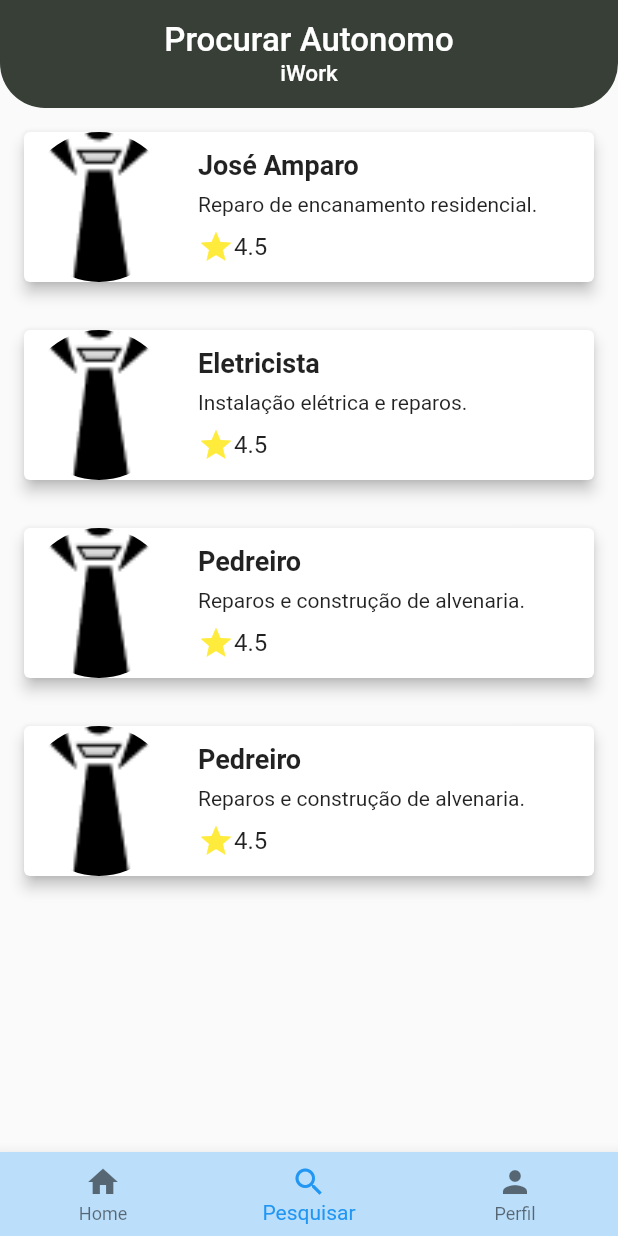
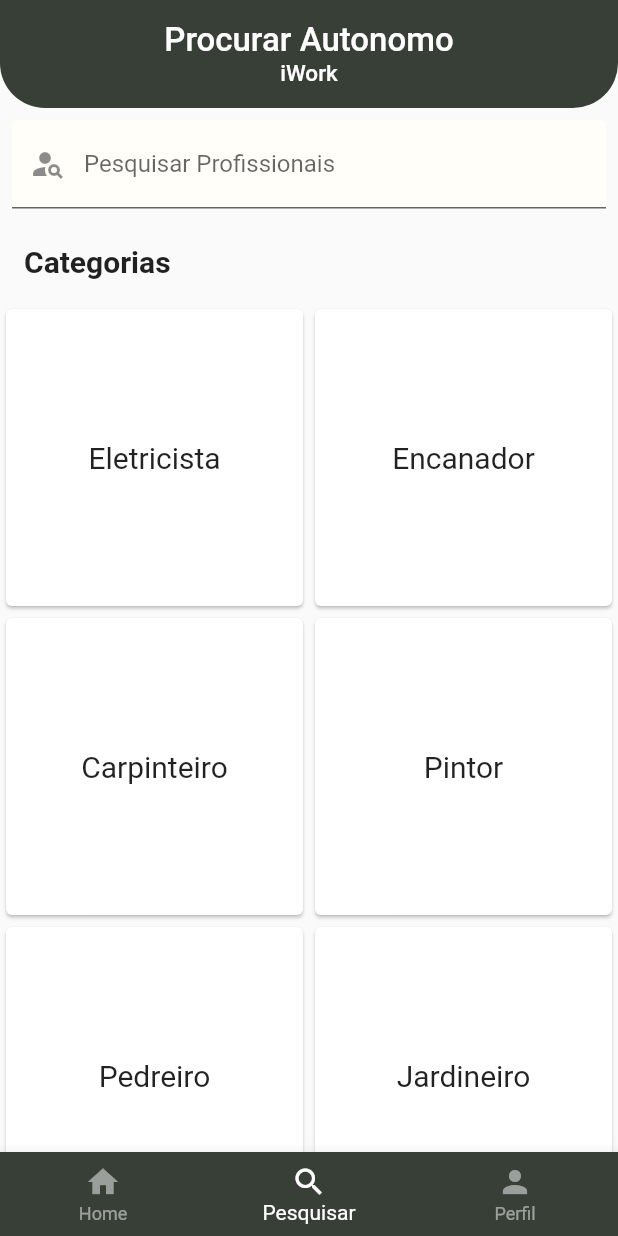
Before and after one commit to GuilhermeFD19/TCC-iWork, a Flutter app: the screen it shows once a user with an empty profile is signed in, item 2 of the bottom bar chosen, on a phone screen of 412 x 824 dp. Run offline on Flutter 3.47's test engine with Material 2 defaults, Android fonts, the phone set to English and light mode, and no system bars; our stand-ins replace firebase_auth, firebase_core; accounts and stored records are empty; generated files the repository leaves out were written again.

Commit message:
Alterações tela search

```diff
--- a/lib/screens/home/base_view.dart
+++ b/lib/screens/home/base_view.dart
@@ -36,7 +36,7 @@ class _BaseViewState extends State<BaseView> {
               Navigator.pushReplacement(
                   context,
                   MaterialPageRoute(
-                    builder: (context) => SearchScreen(),
+                    builder: (context) => ProfessionalListScreen(),
                   ));
               break;
             case 2:
@@ -55,7 +55,9 @@ class _BaseViewState extends State<BaseView> {
           }
         },
         currentIndex: widget.index,
-        backgroundColor: Theme.of(context).primaryColorLight,
+        backgroundColor: Color.fromARGB(255, 55, 63, 55),
+        selectedItemColor: Colors.white,
+        unselectedItemColor: Colors.white.withOpacity(0.5),
         items: const [
           BottomNavigationBarItem(
             icon: Icon(Icons.home),
--- a/lib/screens/home/desc_autonomous.dart
+++ /dev/null
@@ -1,88 +0,0 @@
-import 'package:flutter/material.dart';
-import 'package:iwork_project/screens/home/home.dart';
-
-void main() {
-  runApp(descAutoo());
-}
-
-class descAutoo extends StatelessWidget {
-  @override
-  Widget build(BuildContext context) {
-    return MaterialApp(
-      home: ProfessionalListScreen(),
-    );
-  }
-}
-
-class ProfessionalListScreen extends StatefulWidget {
-  @override
-  _ProfessionalListScreenState createState() => _ProfessionalListScreenState();
-}
-
-class _ProfessionalListScreenState extends State<ProfessionalListScreen> {
-  List<String> professionals = [
-    'Eletricista',
-    'Encanador',
-    'Carpinteiro',
-    'Pintor',
-    'Pedreiro',
-    'Jardineiro',
-  ];
-
-  List<String> filteredProfessionals = [];
-
-  @override
-  void initState() {
-    super.initState();
-    filteredProfessionals = [];
-  }
-
-  void filterProfessionals(String query) {
-    setState(() {
-      filteredProfessionals = professionals
-          .where((professional) =>
-              professional.toLowerCase().contains(query.toLowerCase()))
-          .toList();
-    });
-  }
-
-  @override
-  Widget build(BuildContext context) {
-    return Scaffold(
-      appBar: AppBar(
-        title: Text('Profissionais Autônomos'),
-      ),
-      body: Column(
-        children: <Widget>[
-          Padding(
-            padding: const EdgeInsets.all(8.0),
-            child: TextField(
-              onChanged: filterProfessionals,
-              decoration: InputDecoration(
-                labelText: 'Pesquisar Profissionais',
-                prefixIcon: Icon(Icons.search),
-              ),
-            ),
-          ),
-          Expanded(
-            child: ListView.builder(
-              itemCount: filteredProfessionals.length,
-              itemBuilder: (context, index) {
-                return ListTile(
-                  title: Text(filteredProfessionals[index]),
-                  // Adicione ação para cada profissional, se necessário
-                  onTap: () {
-                    Navigator.push(
-                      context,
-                      MaterialPageRoute(builder: (context) => ScreenHome()),
-                    );
-                  },
-                );
-              },
-            ),
-          ),
-        ],
-      ),
-    );
-  }
-}
--- a/lib/screens/home/home.dart
+++ b/lib/screens/home/home.dart
@@ -2,7 +2,7 @@ import 'package:flutter/material.dart';
 import 'package:iwork_project/models/autonomous_models.dart';
 import 'package:iwork_project/models/avaliacao_models.dart';
 import 'package:iwork_project/screens/home/base_view.dart';
-import 'package:iwork_project/screens/home/desc_autonomous.dart';
+import 'package:iwork_project/screens/home/search.dart';
 
 class ScreenHome extends StatelessWidget {
   ScreenHome({super.key});
--- a/lib/screens/home/search.dart
+++ b/lib/screens/home/search.dart
@@ -1,45 +1,126 @@
 import 'package:flutter/material.dart';
 import 'package:iwork_project/models/autonomous_models.dart';
 import 'package:iwork_project/screens/home/base_view.dart';
-import 'package:iwork_project/screens/home/desc_autonomous.dart';
+import 'package:iwork_project/screens/home/home.dart';
+import 'package:iwork_project/splash_screen.dart';
 
-class SearchScreen extends StatelessWidget {
-  final List<AutonomousModels> services = [
-    AutonomousModels(
+void main() {
+  runApp(descAutoo());
+}
+
+class descAutoo extends StatelessWidget {
+  @override
+  Widget build(BuildContext context) {
+    return MaterialApp(
+      home: ProfessionalListScreen(),
+    );
+  }
+}
+
+class ProfessionalListScreen extends StatefulWidget {
+  @override
+  _ProfessionalListScreenState createState() => _ProfessionalListScreenState();
+}
+
+class _ProfessionalListScreenState extends State<ProfessionalListScreen> {
+  List<String> professionals = [
+    'Eletricista',
+    'Encanador',
+    'Carpinteiro',
+    'Pintor',
+    'Pedreiro',
+    'Jardineiro',
+    'Jardineiro',
+    'Jardineiro',
+    'Jardineiro',
+  ];
+
+  List<String> filteredProfessionals = [];
+
+  @override
+  void initState() {
+    super.initState();
+    filteredProfessionals = professionals;
+  }
+
+  List<AutonomousModels> listadeautonomos = [];
+  void adicionarAutonomo() {
+    listadeautonomos.add(AutonomousModels(
       id: '1',
       name: 'José Amparo',
       autonomous: 'Pedreiro',
       description: 'Reparo de encanamento residencial.',
       urlImage: 'assets/logo.png',
-    ),
-    AutonomousModels(
+    ));
+    listadeautonomos.add(AutonomousModels(
       id: '2',
       name: 'Eletricista',
       autonomous: 'Eletricista',
       description: 'Instalação elétrica e reparos.',
       urlImage: 'assets/logo.png',
-    ),
-    AutonomousModels(
+    ));
+    listadeautonomos.add(AutonomousModels(
       id: '3',
       name: 'Pedreiro',
       autonomous: 'Pedreiro',
       description: 'Reparos e construção de alvenaria.',
       urlImage: 'assets/logo.png',
-    ),
-    AutonomousModels(
+    ));
+    listadeautonomos.add(AutonomousModels(
       id: '4',
       name: 'Pedreiro',
       autonomous: 'Pedreiro',
       description: 'Reparos e construção de alvenaria.',
       urlImage: 'assets/logo.png',
-    ),
-  ];
+    ));
+  }
+
+  void filterProfessionals(String query) {
+    setState(() {
+      filteredProfessionals = professionals
+          .where((professional) =>
+              professional.toLowerCase().contains(query.toLowerCase()))
+          .toList();
+    });
+  }
 
   @override
   Widget build(BuildContext context) {
+    List<Card> cards = [];
+
+    for (var filtered in filteredProfessionals) {
+      Card card = Card(
+        child: Column(
+          mainAxisAlignment: MainAxisAlignment.center,
+          crossAxisAlignment: CrossAxisAlignment.center,
+          children: [
+            Padding(
+              padding: const EdgeInsets.all(16.0),
+              child: InkWell(
+                onTap: () {
+                  Navigator.push(
+                    context,
+                    MaterialPageRoute(builder: (context) => ScreenHome()),
+                  );
+                },
+                child: Text(
+                  filtered,
+                  textAlign: TextAlign.center,
+                  style: TextStyle(fontSize: 20),
+                ),
+              ),
+            ),
+          ],
+        ),
+      );
+      cards.add(card);
+    }
+
     return BaseView(
+      index: 1,
       appBar: AppBar(
-        title: Column(children: [
+        title: Column(
+          children: [
             Text(
               "Procurar Autonomo",
               style: const TextStyle(fontSize: 22),
@@ -48,7 +129,8 @@ class SearchScreen extends StatelessWidget {
               "iWork",
               style: const TextStyle(fontSize: 15),
             ),
-        ]),
+          ],
+        ),
         centerTitle: true,
         elevation: 0.0,
         backgroundColor: Color.fromARGB(255, 55, 63, 55),
@@ -59,94 +141,41 @@ class SearchScreen extends StatelessWidget {
           ),
         ),
       ),
-      index: 1,
-      body: Scaffold(
-        body: ListView.builder(
-          itemCount: services.length,
-          itemBuilder: (context, index) {
-            return ServiceCard(service: services[index]);
-          },
+      body: Column(
+        crossAxisAlignment: CrossAxisAlignment.stretch,
+        children: <Widget>[
+          Padding(
+            padding: const EdgeInsets.all(8.0),
+            child: TextField(
+              onChanged: filterProfessionals,
+              decoration: InputDecoration(
+                fillColor: Color.fromARGB(255, 255, 254, 249),
+                filled: true,
+                labelText: 'Pesquisar Profissionais',
+                hintText: 'Pesquisar Profissionais',
+                prefixIcon: Icon(Icons.person_search),
+                iconColor: Colors.black,
               ),
+            ),
+          ),
+          Padding(
+            padding: const EdgeInsets.all(16.0),
+            child: Text(
+              "Categorias",
+              style: TextStyle(
+                fontSize: 20,
+                fontWeight: FontWeight.bold,
+              ),
+            ),
+          ),
+          Expanded(
+            child: GridView.count(
+              crossAxisCount: 2,
+              children: cards,
+            ),
+          ),
+        ],
       ),
     );
   }
 }
-
-class ServiceCard extends StatelessWidget {
-  final AutonomousModels service;
-
-  ServiceCard({required this.service});
-
-  @override
-  Widget build(BuildContext context) {
-    return Card(
-      elevation: 4.0, // Sombra do card
-      margin: EdgeInsets.all(16.0), // Margem ao redor do card
-      child: InkWell(
-        onTap: () {
-          Navigator.push(
-            context,
-            MaterialPageRoute(
-              builder: (context) => descAutoo(),
-            ),
-          );
-        },
-        child: Row(
-          children: [
-            // Imagem arredondada à esquerda
-            Container(
-              width: 100.0,
-              height: 100.0,
-              decoration: BoxDecoration(
-                shape: BoxShape.circle,
-                image: DecorationImage(
-                  fit: BoxFit.cover,
-                  image: AssetImage(
-                      'assets/logo.png'), // Substitua pelo caminho da sua imagem local
-                ),
-              ),
-            ),
-            SizedBox(width: 16.0), // Espaço entre a imagem e as informações
-            // Informações (título, descrição e avaliação) à direita
-            Expanded(
-              child: Column(
-                crossAxisAlignment: CrossAxisAlignment.start,
-                children: [
-                  Text(
-                    service.name,
-                    style: TextStyle(
-                      fontSize: 18.0,
-                      fontWeight: FontWeight.bold,
-                    ),
-                  ),
-                  SizedBox(height: 8.0),
-                  Text(
-                    service.description,
-                    style: TextStyle(
-                      fontSize: 14.0,
-                    ),
-                  ),
-                  SizedBox(height: 8.0),
-                  Row(
-                    children: [
-                      Icon(
-                        Icons.star,
-                        color: Colors.yellow,
-                      ),
-                      Text(
-                        '4.5',
-                        style: TextStyle(
-                          fontSize: 16.0,
-                        ),
-                      ),
-                    ],
-                  ),
-                ],
-              ),
-            ),
-          ],
-        ),
-      ),
-    );
-  }
-}
```
Lines whose indentation alone changed are shown as unchanged.
